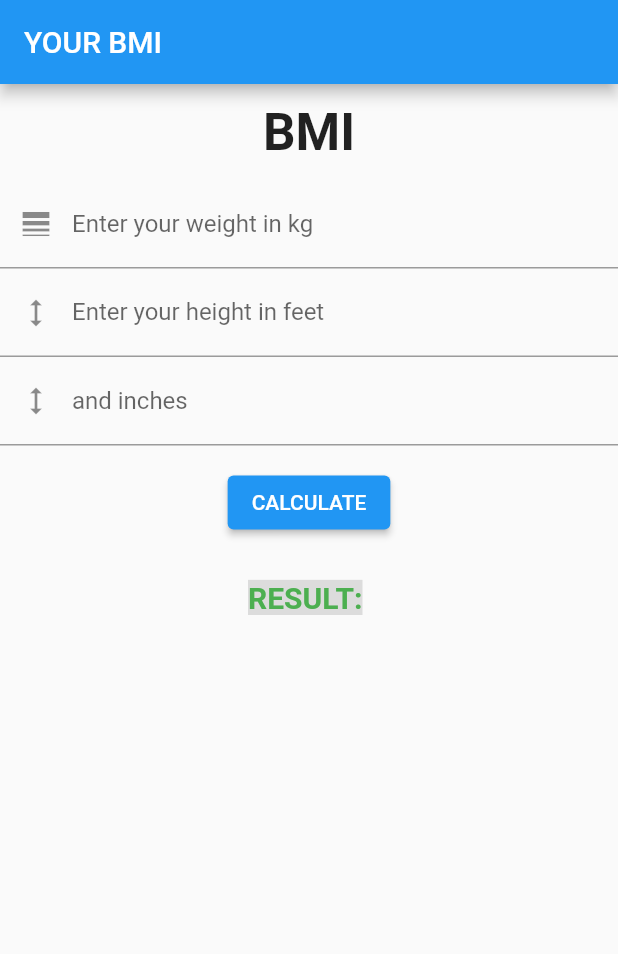
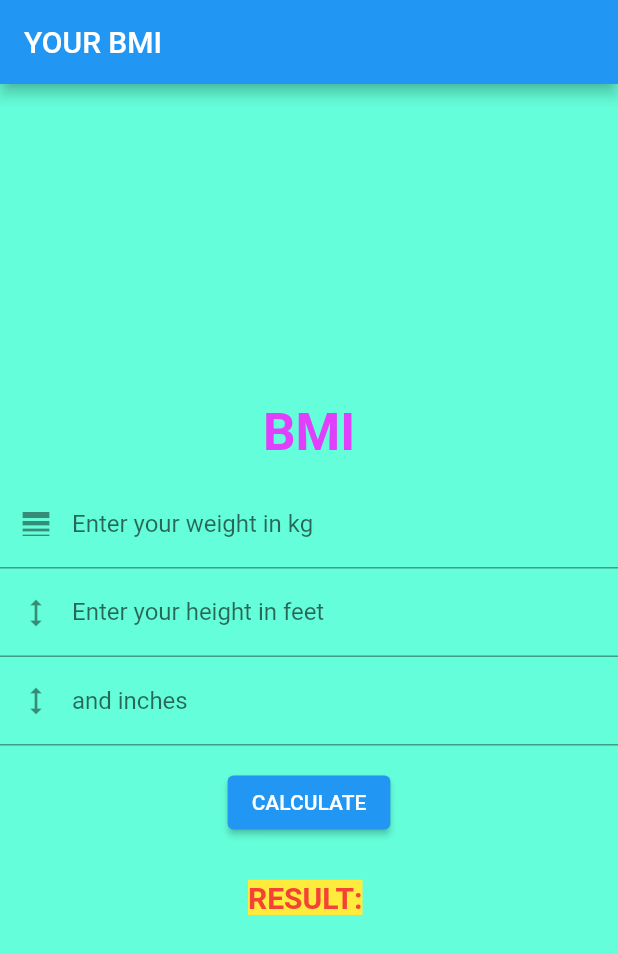
Before and after one commit to md-ali2001/BMI.Calculator-FLUTTER, a Flutter app: the screen it shows after launch, on a phone screen of 412 x 824 dp. Shown: the top 954 px of the screen. Run offline on Flutter 3.47's test engine with Material 2 defaults, Android fonts, the phone set to English and light mode, and no system bars.

Commit message:
some changes to UI design

```diff
--- a/lib/main.dart
+++ b/lib/main.dart
@@ -68,15 +68,21 @@ class _MyHomePageState extends State<MyHomePage> {
         // the App.build method, and use it to set our appbar title.
         title: Text('YOUR BMI'),
       ),
-      body: Center(
+      body: Container(
+        color: Colors.tealAccent,
+        child: Center(
           // Center is a layout widget. It takes a single child and positions it
           // in the middle of the parent.
+          child: SingleChildScrollView(
             child: Column(
               children: [
                 SizedBox(height: 12),
                 Text(
                   'BMI',
-              style: TextStyle(fontSize: 34, fontWeight: FontWeight.w700),
+                  style: TextStyle(
+                      fontSize: 34,
+                      fontWeight: FontWeight.w700,
+                      color: Colors.purpleAccent),
                 ),
                 SizedBox(height: 12),
                 TextField(
@@ -96,7 +102,8 @@ class _MyHomePageState extends State<MyHomePage> {
                 TextField(
                   controller: heightinch,
                   decoration: InputDecoration(
-                  label: Text('and inches'), prefixIcon: Icon(Icons.height)),
+                      label: Text('and inches'),
+                      prefixIcon: Icon(Icons.height)),
                   keyboardType: TextInputType.number,
                 ),
                 Padding(
@@ -133,9 +140,9 @@ class _MyHomePageState extends State<MyHomePage> {
                     "RESULT: $result",
                     style: TextStyle(
                         fontSize: 20,
-                    fontWeight: FontWeight.w600,
-                    color: Colors.green,
-                    backgroundColor: Colors.black12),
+                        fontWeight: FontWeight.w700,
+                        color: Colors.red,
+                        backgroundColor: Colors.yellow),
                   ),
                 )
               ],
@@ -155,6 +162,8 @@ class _MyHomePageState extends State<MyHomePage> {
               // horizontal).
             ),
           ),
+        ),
+      ),
       // This trailing comma makes auto-formatting nicer for build methods.
     );
   }
```
Lines whose indentation alone changed are shown as unchanged.
